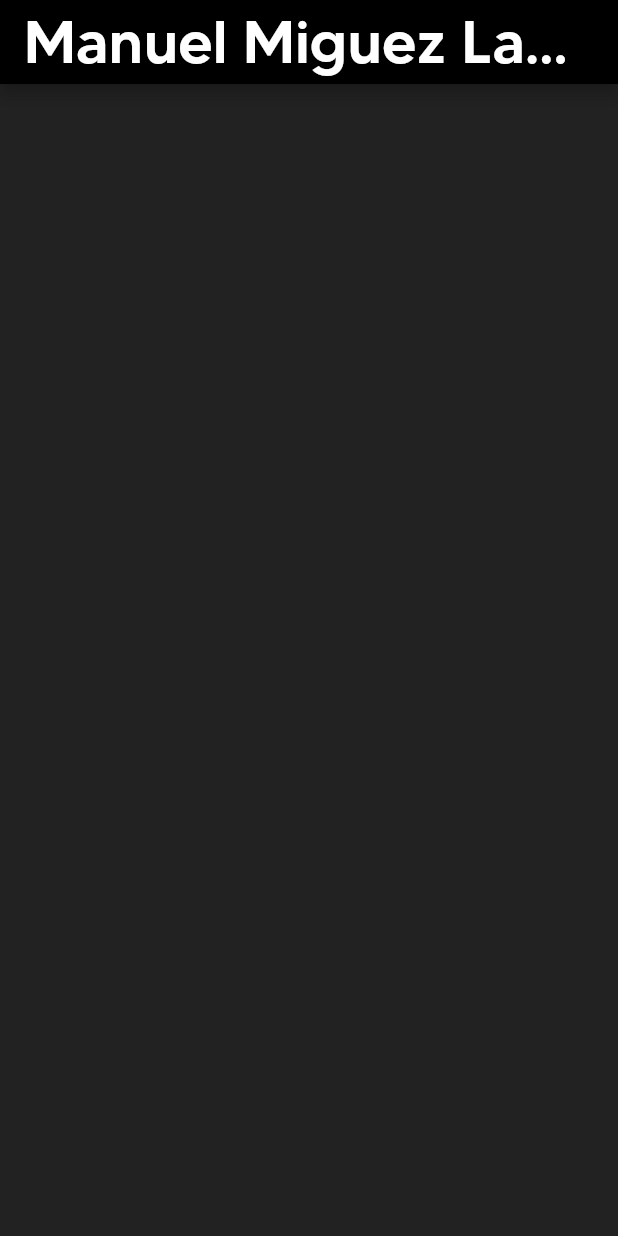
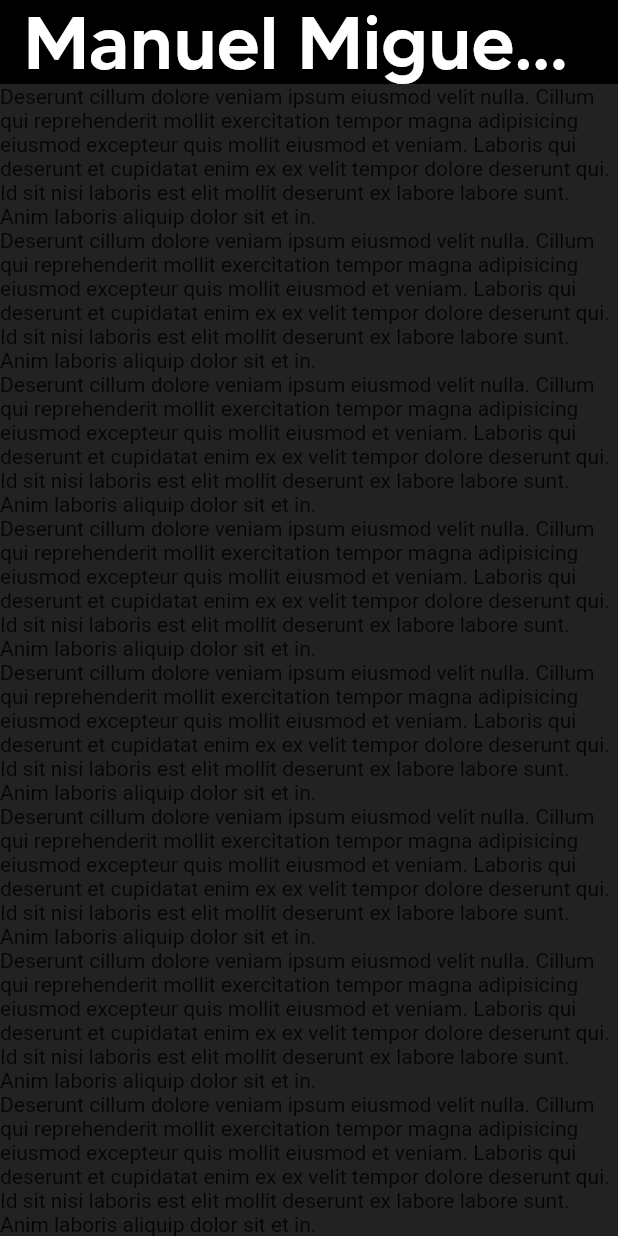
Before and after one commit to manumiguezz/PortfolioWeb, a Flutter app: the screen it shows after launch, on a phone screen of 412 x 824 dp. Run offline on Flutter 3.47's test engine with Material 2 defaults, Android fonts, the phone set to English and light mode, and no system bars.

Commit message:
custom scroll view added, slivers added

```diff
--- a/lib/screens/home_screen.dart
+++ b/lib/screens/home_screen.dart
@@ -1,4 +1,5 @@
 import 'package:flutter/material.dart';
+import '../widgets/widgets.dart';
 
 
 class HomeScreen extends StatelessWidget {
@@ -6,18 +7,9 @@ class HomeScreen extends StatelessWidget {
 
   @override
   Widget build(BuildContext context) {
-    return Scaffold(
+    return const Scaffold(
       backgroundColor: Colors.black87,
-      appBar: AppBar(
-        backgroundColor: Colors.black,
-        centerTitle: true,
-        title: const Text('Manuel Miguez Lauría',
-          style: TextStyle(
-            fontSize: 40,
-            fontFamily: 'madetommy'
-          ),
-        ),
-      ),
+      body: HomeScrollView(),
     );
   }
 }
--- /dev/null
+++ b/lib/widgets/home_scroll_view.dart
@@ -0,0 +1,36 @@
+import 'package:flutter/material.dart';
+
+class HomeScrollView extends StatelessWidget {
+  const HomeScrollView({
+    super.key,
+  });
+
+  @override
+  Widget build(BuildContext context) {
+    return CustomScrollView(
+      slivers: [
+
+        const SliverAppBar(
+          backgroundColor: Colors.black,
+          centerTitle: true,
+          pinned: true,
+          title: Text('Manuel Miguez Lauría',
+            style: TextStyle(fontFamily: 'madetommy', fontSize: 50),
+          ),
+        ),
+
+        SliverList(
+          delegate: SliverChildBuilderDelegate((context, index) {
+            return Column(
+              children: [
+                Text('Deserunt cillum dolore veniam ipsum eiusmod velit nulla. Cillum qui reprehenderit mollit exercitation tempor magna adipisicing eiusmod excepteur quis mollit eiusmod et veniam. Laboris qui deserunt et cupidatat enim ex ex velit tempor dolore deserunt qui. Id sit nisi laboris est elit mollit deserunt ex labore labore sunt. Anim laboris aliquip dolor sit et in.')
+              ],
+            );
+          })
+        )
+
+
+      ],
+    );
+  }
+}
--- /dev/null
+++ b/lib/widgets/widgets.dart
@@ -0,0 +1 @@
+export 'package:personal_web/widgets/home_scroll_view.dart';
```
